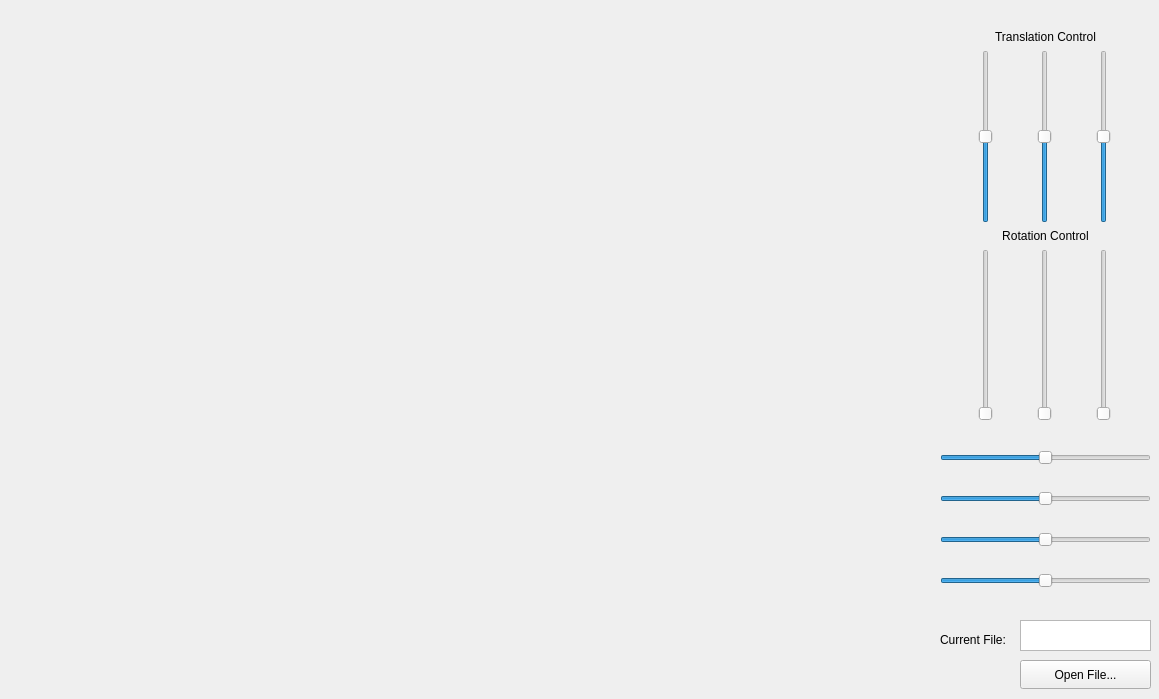
First picture: the form in Display3DModel/mainwindow.ui, repository amorphousmd/RobotSimulationGUI, before the edit.
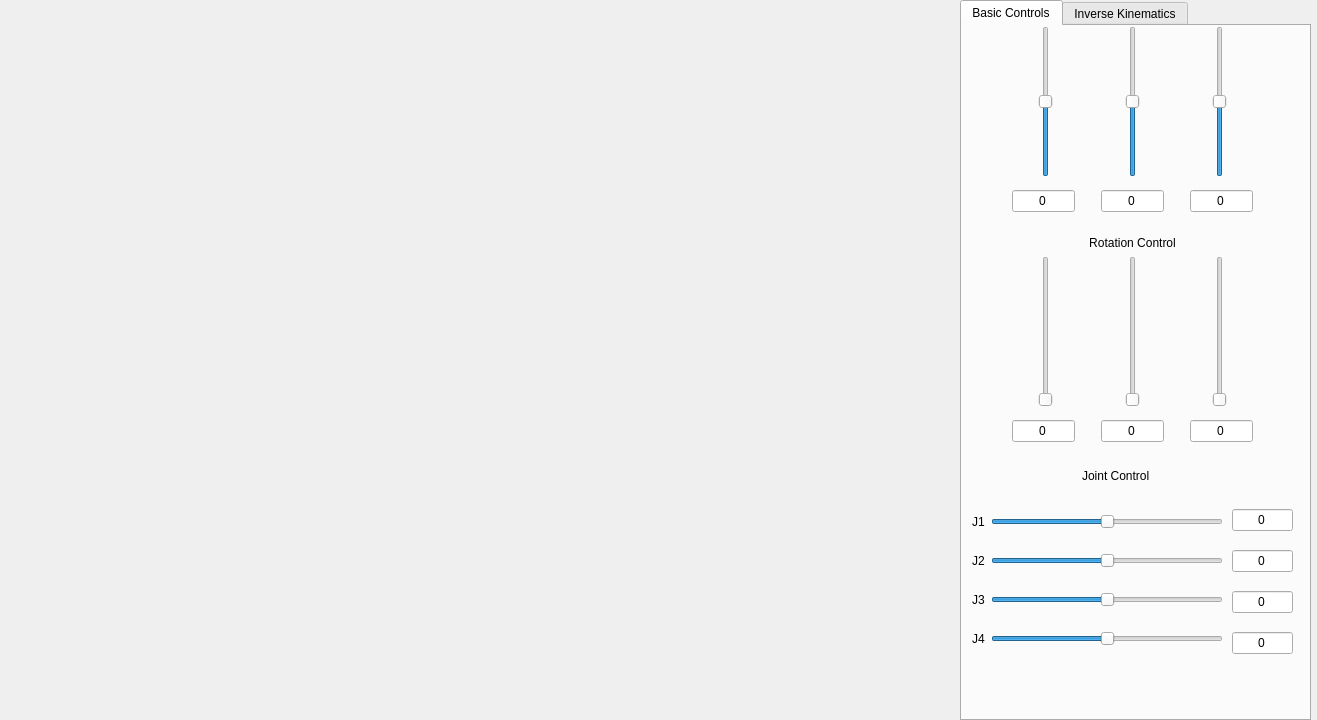
Second picture: the form after the edit.

Commit message: Update Before Moving To Inverse

Patch:
```diff
--- a/Display3DModel/mainwindow.ui
+++ b/Display3DModel/mainwindow.ui
@@ -6,10 +6,16 @@
    <rect>
     <x>0</x>
     <y>0</y>
-    <width>1159</width>
-    <height>699</height>
+    <width>1317</width>
+    <height>720</height>
    </rect>
   </property>
+  <property name="sizePolicy">
+   <sizepolicy hsizetype="Expanding" vsizetype="Expanding">
+    <horstretch>0</horstretch>
+    <verstretch>0</verstretch>
+   </sizepolicy>
+  </property>
   <property name="windowTitle">
    <string>RobotSimulation</string>
   </property>
@@ -18,25 +24,210 @@
     <rect>
      <x>10</x>
      <y>30</y>
-     <width>921</width>
-     <height>661</height>
+     <width>941</width>
+     <height>691</height>
     </rect>
    </property>
    <property name="autoFillBackground">
     <bool>false</bool>
    </property>
   </widget>
-  <widget class="QWidget" name="verticalLayoutWidget_4">
+  <widget class="QTabWidget" name="tabWidget">
    <property name="geometry">
     <rect>
-     <x>940</x>
-     <y>30</y>
-     <width>211</width>
-     <height>391</height>
+     <x>960</x>
+     <y>0</y>
+     <width>351</width>
+     <height>721</height>
+    </rect>
+   </property>
+   <property name="currentIndex">
+    <number>0</number>
+   </property>
+   <widget class="QWidget" name="tab">
+    <attribute name="title">
+     <string>Basic Controls</string>
+    </attribute>
+    <widget class="QWidget" name="verticalLayoutWidget">
+     <property name="geometry">
+      <rect>
+       <x>270</x>
+       <y>470</y>
+       <width>61</width>
+       <height>171</height>
     </rect>
    </property>
    <layout class="QVBoxLayout" name="verticalLayout_4">
     <item>
+       <widget class="QLineEdit" name="lnEJoint1">
+        <property name="text">
+         <string>0</string>
+        </property>
+        <property name="alignment">
+         <set>Qt::AlignCenter</set>
+        </property>
+       </widget>
+      </item>
+      <item>
+       <widget class="QLineEdit" name="lnEJoint2">
+        <property name="text">
+         <string>0</string>
+        </property>
+        <property name="alignment">
+         <set>Qt::AlignCenter</set>
+        </property>
+       </widget>
+      </item>
+      <item>
+       <widget class="QLineEdit" name="lnEJoint3">
+        <property name="text">
+         <string>0</string>
+        </property>
+        <property name="alignment">
+         <set>Qt::AlignCenter</set>
+        </property>
+       </widget>
+      </item>
+      <item>
+       <widget class="QLineEdit" name="lnEJoint4">
+        <property name="text">
+         <string>0</string>
+        </property>
+        <property name="alignment">
+         <set>Qt::AlignCenter</set>
+        </property>
+       </widget>
+      </item>
+     </layout>
+    </widget>
+    <widget class="QLabel" name="label_4">
+     <property name="geometry">
+      <rect>
+       <x>120</x>
+       <y>440</y>
+       <width>91</width>
+       <height>20</height>
+      </rect>
+     </property>
+     <property name="text">
+      <string>Joint Control</string>
+     </property>
+    </widget>
+    <widget class="QWidget" name="horizontalLayoutWidget_5">
+     <property name="geometry">
+      <rect>
+       <x>10</x>
+       <y>160</y>
+       <width>321</width>
+       <height>31</height>
+      </rect>
+     </property>
+     <layout class="QHBoxLayout" name="horizontalLayout_8">
+      <item>
+       <spacer name="horizontalSpacer_3">
+        <property name="orientation">
+         <enum>Qt::Horizontal</enum>
+        </property>
+        <property name="sizeType">
+         <enum>QSizePolicy::Fixed</enum>
+        </property>
+        <property name="sizeHint" stdset="0">
+         <size>
+          <width>40</width>
+          <height>20</height>
+         </size>
+        </property>
+       </spacer>
+      </item>
+      <item>
+       <widget class="QLineEdit" name="lnETransX">
+        <property name="text">
+         <string>0</string>
+        </property>
+        <property name="alignment">
+         <set>Qt::AlignCenter</set>
+        </property>
+       </widget>
+      </item>
+      <item>
+       <spacer name="horizontalSpacer">
+        <property name="orientation">
+         <enum>Qt::Horizontal</enum>
+        </property>
+        <property name="sizeType">
+         <enum>QSizePolicy::Fixed</enum>
+        </property>
+        <property name="sizeHint" stdset="0">
+         <size>
+          <width>20</width>
+          <height>20</height>
+         </size>
+        </property>
+       </spacer>
+      </item>
+      <item>
+       <widget class="QLineEdit" name="lnETransY">
+        <property name="text">
+         <string>0</string>
+        </property>
+        <property name="alignment">
+         <set>Qt::AlignCenter</set>
+        </property>
+       </widget>
+      </item>
+      <item>
+       <spacer name="horizontalSpacer_2">
+        <property name="orientation">
+         <enum>Qt::Horizontal</enum>
+        </property>
+        <property name="sizeType">
+         <enum>QSizePolicy::Fixed</enum>
+        </property>
+        <property name="sizeHint" stdset="0">
+         <size>
+          <width>20</width>
+          <height>20</height>
+         </size>
+        </property>
+       </spacer>
+      </item>
+      <item>
+       <widget class="QLineEdit" name="lnETransZ">
+        <property name="text">
+         <string>0</string>
+        </property>
+        <property name="alignment">
+         <set>Qt::AlignCenter</set>
+        </property>
+       </widget>
+      </item>
+      <item>
+       <spacer name="horizontalSpacer_4">
+        <property name="orientation">
+         <enum>Qt::Horizontal</enum>
+        </property>
+        <property name="sizeType">
+         <enum>QSizePolicy::Fixed</enum>
+        </property>
+        <property name="sizeHint" stdset="0">
+         <size>
+          <width>40</width>
+          <height>20</height>
+         </size>
+        </property>
+       </spacer>
+      </item>
+     </layout>
+    </widget>
+    <widget class="QWidget" name="">
+     <property name="geometry">
+      <rect>
+       <x>10</x>
+       <y>-20</y>
+       <width>321</width>
+       <height>171</height>
+      </rect>
+     </property>
      <layout class="QVBoxLayout" name="verticalLayout_3">
       <item>
        <widget class="QLabel" name="label_2">
@@ -92,10 +283,16 @@
        </layout>
       </item>
      </layout>
-    </item>
-    <item>
-     <layout class="QVBoxLayout" name="verticalLayout_2">
-      <item>
+    </widget>
+    <widget class="QWidget" name="">
+     <property name="geometry">
+      <rect>
+       <x>10</x>
+       <y>210</y>
+       <width>321</width>
+       <height>171</height>
+      </rect>
+     </property>
        <layout class="QVBoxLayout" name="verticalLayout">
         <item>
          <widget class="QLabel" name="label">
@@ -142,57 +339,26 @@
          </layout>
         </item>
        </layout>
-      </item>
-     </layout>
-    </item>
-   </layout>
-  </widget>
-  <widget class="QPushButton" name="pushButton">
+    </widget>
+    <widget class="QWidget" name="verticalLayoutWidget_2">
    <property name="geometry">
     <rect>
-     <x>1020</x>
-     <y>660</y>
-     <width>131</width>
-     <height>29</height>
-    </rect>
-   </property>
+       <x>10</x>
+       <y>470</y>
+       <width>251</width>
+       <height>171</height>
+      </rect>
+     </property>
+     <layout class="QVBoxLayout" name="verticalLayout_2">
+      <item>
+       <layout class="QHBoxLayout" name="horizontalLayout_3">
+        <item>
+         <widget class="QLabel" name="label_5">
    <property name="text">
-    <string>Open File...</string>
-   </property>
-  </widget>
-  <widget class="QTextBrowser" name="txtFileName">
-   <property name="geometry">
-    <rect>
-     <x>1020</x>
-     <y>620</y>
-     <width>131</width>
-     <height>31</height>
-    </rect>
-   </property>
-  </widget>
-  <widget class="QLabel" name="label_3">
-   <property name="geometry">
-    <rect>
-     <x>940</x>
-     <y>630</y>
-     <width>81</width>
-     <height>20</height>
-    </rect>
-   </property>
-   <property name="text">
-    <string>Current File:</string>
-   </property>
-  </widget>
-  <widget class="QWidget" name="verticalLayoutWidget">
-   <property name="geometry">
-    <rect>
-     <x>940</x>
-     <y>430</y>
-     <width>211</width>
-     <height>181</height>
-    </rect>
-   </property>
-   <layout class="QVBoxLayout" name="verticalLayout_5">
+           <string>J1</string>
+          </property>
+         </widget>
+        </item>
     <item>
      <widget class="QSlider" name="horizontalSliderJ1">
       <property name="minimum">
@@ -206,6 +372,17 @@
       </property>
      </widget>
     </item>
+       </layout>
+      </item>
+      <item>
+       <layout class="QHBoxLayout" name="horizontalLayout_4">
+        <item>
+         <widget class="QLabel" name="label_6">
+          <property name="text">
+           <string>J2</string>
+          </property>
+         </widget>
+        </item>
     <item>
      <widget class="QSlider" name="horizontalSliderJ2">
       <property name="minimum">
@@ -219,6 +396,17 @@
       </property>
      </widget>
     </item>
+       </layout>
+      </item>
+      <item>
+       <layout class="QHBoxLayout" name="horizontalLayout_6">
+        <item>
+         <widget class="QLabel" name="label_7">
+          <property name="text">
+           <string>J3</string>
+          </property>
+         </widget>
+        </item>
     <item>
      <widget class="QSlider" name="horizontalSliderJ3">
       <property name="minimum">
@@ -232,6 +420,17 @@
       </property>
      </widget>
     </item>
+       </layout>
+      </item>
+      <item>
+       <layout class="QHBoxLayout" name="horizontalLayout_7">
+        <item>
+         <widget class="QLabel" name="label_8">
+          <property name="text">
+           <string>J4</string>
+          </property>
+         </widget>
+        </item>
     <item>
      <widget class="QSlider" name="horizontalSliderJ4">
       <property name="minimum">
@@ -246,6 +445,121 @@
      </widget>
     </item>
    </layout>
+      </item>
+     </layout>
+    </widget>
+    <widget class="QWidget" name="horizontalLayoutWidget_6">
+     <property name="geometry">
+      <rect>
+       <x>10</x>
+       <y>390</y>
+       <width>321</width>
+       <height>31</height>
+      </rect>
+     </property>
+     <layout class="QHBoxLayout" name="horizontalLayout_9">
+      <item>
+       <spacer name="horizontalSpacer_5">
+        <property name="orientation">
+         <enum>Qt::Horizontal</enum>
+        </property>
+        <property name="sizeType">
+         <enum>QSizePolicy::Fixed</enum>
+        </property>
+        <property name="sizeHint" stdset="0">
+         <size>
+          <width>40</width>
+          <height>20</height>
+         </size>
+        </property>
+       </spacer>
+      </item>
+      <item>
+       <widget class="QLineEdit" name="lnERotX">
+        <property name="text">
+         <string>0</string>
+        </property>
+        <property name="alignment">
+         <set>Qt::AlignCenter</set>
+        </property>
+       </widget>
+      </item>
+      <item>
+       <spacer name="horizontalSpacer_6">
+        <property name="orientation">
+         <enum>Qt::Horizontal</enum>
+        </property>
+        <property name="sizeType">
+         <enum>QSizePolicy::Fixed</enum>
+        </property>
+        <property name="sizeHint" stdset="0">
+         <size>
+          <width>20</width>
+          <height>20</height>
+         </size>
+        </property>
+       </spacer>
+      </item>
+      <item>
+       <widget class="QLineEdit" name="lnERotY">
+        <property name="text">
+         <string>0</string>
+        </property>
+        <property name="alignment">
+         <set>Qt::AlignCenter</set>
+        </property>
+       </widget>
+      </item>
+      <item>
+       <spacer name="horizontalSpacer_7">
+        <property name="orientation">
+         <enum>Qt::Horizontal</enum>
+        </property>
+        <property name="sizeType">
+         <enum>QSizePolicy::Fixed</enum>
+        </property>
+        <property name="sizeHint" stdset="0">
+         <size>
+          <width>20</width>
+          <height>20</height>
+         </size>
+        </property>
+       </spacer>
+      </item>
+      <item>
+       <widget class="QLineEdit" name="lnERotZ">
+        <property name="text">
+         <string>0</string>
+        </property>
+        <property name="alignment">
+         <set>Qt::AlignCenter</set>
+        </property>
+       </widget>
+      </item>
+      <item>
+       <spacer name="horizontalSpacer_8">
+        <property name="orientation">
+         <enum>Qt::Horizontal</enum>
+        </property>
+        <property name="sizeType">
+         <enum>QSizePolicy::Fixed</enum>
+        </property>
+        <property name="sizeHint" stdset="0">
+         <size>
+          <width>40</width>
+          <height>20</height>
+         </size>
+        </property>
+       </spacer>
+      </item>
+     </layout>
+    </widget>
+   </widget>
+   <widget class="QWidget" name="tab_2">
+    <attribute name="title">
+     <string>Inverse Kinematics</string>
+    </attribute>
+   </widget>
   </widget>
  </widget>
  <resources/>
```
Lines whose indentation alone changed are shown as unchanged. The commit also changes 17 other files.
